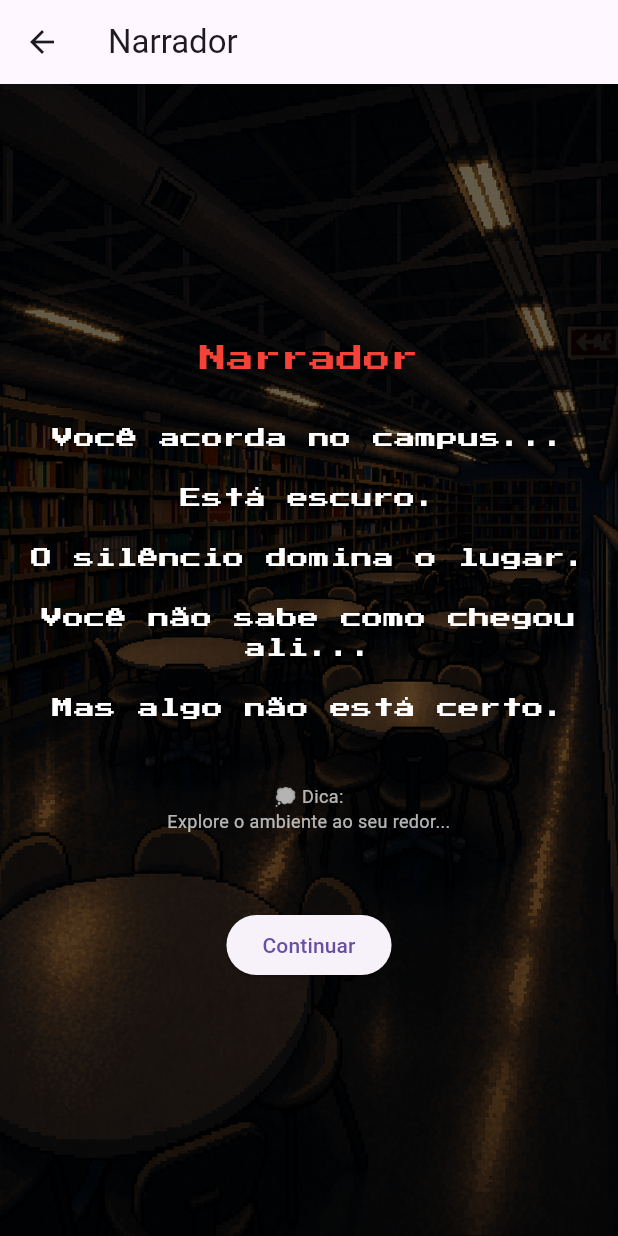
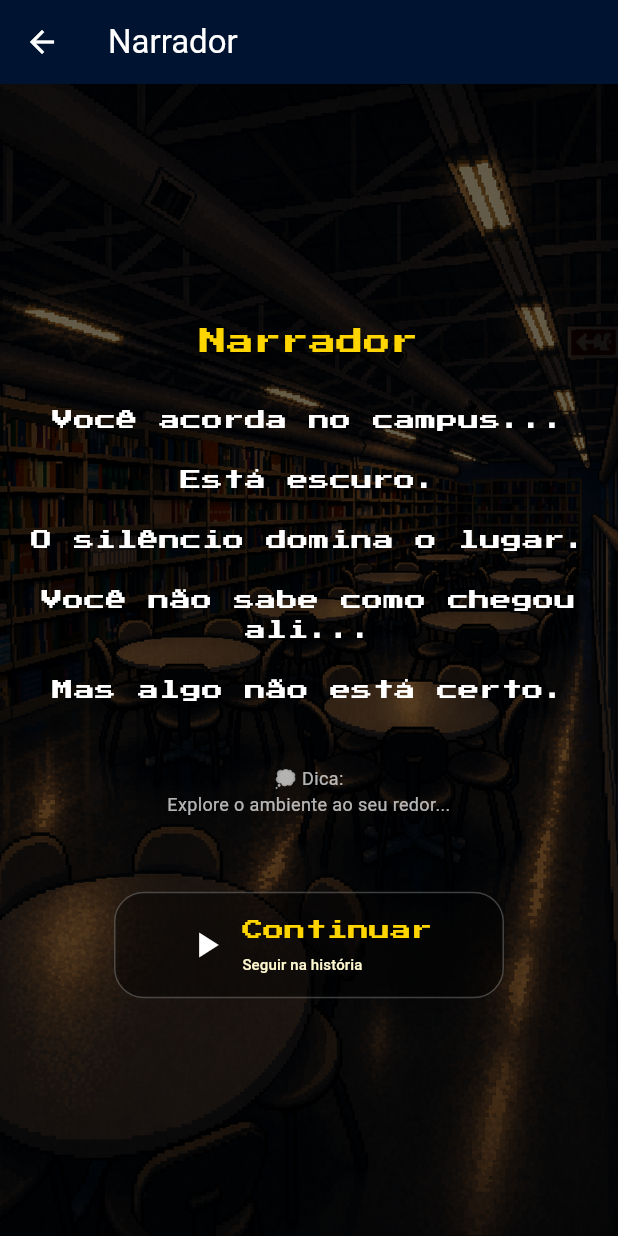
Before and after one commit to anadiasxavier/Projeto-Integrador03, a Flutter app: the ExplorationScreen screen opened directly, after a tap on "Biblioteca", on a phone screen of 412 x 824 dp. Run offline on Flutter 3.47's test engine with Material 3 defaults, Android fonts, the phone set to English and light mode, and no system bars.

Commit message:
algumas alterações em style

```diff
--- a/lib/screens/game/arena_screen.dart
+++ b/lib/screens/game/arena_screen.dart
@@ -7,7 +7,11 @@ class ArenaScreen extends StatelessWidget {
   @override
   Widget build(BuildContext context) {
     return Scaffold(
-      appBar: AppBar(title: const Text("Arena Gamer")),
+      appBar: AppBar(
+      title: const Text("Arena Gamer"),
+      backgroundColor: const Color.fromARGB(255, 0, 19, 48), // azul escuro
+      foregroundColor: Colors.white, // texto + ícone branco
+       ),
 
       body: Background(
         imagem: "assets/arena.png",
--- a/lib/screens/game/biblioteca_screen.dart
+++ b/lib/screens/game/biblioteca_screen.dart
@@ -8,8 +8,10 @@ class BibliotecaScreen extends StatelessWidget {
   Widget build(BuildContext context) {
     return Scaffold(
       appBar: AppBar(
-        title: const Text("Biblioteca"),
-      ),
+      title: const Text("Biblioteca"),
+      backgroundColor: const Color.fromARGB(255, 0, 19, 48), // azul escuro
+      foregroundColor: Colors.white, // texto + ícone branco
+       ),
 
       body: Background(
         imagem: "assets/biblioteca.png",
--- a/lib/screens/game/exploration_screen.dart
+++ b/lib/screens/game/exploration_screen.dart
@@ -17,9 +17,10 @@ class ExplorationScreen extends StatelessWidget {
       // widget de estrutura básica da tela
       // estrutura básica da tela
       appBar: AppBar(
-        // barra de navegação superior
-        title: const Text("Exploração do Campus"),
-      ), // barra de navegação com título
+      title: const Text("Exploração do Campus"),
+      backgroundColor: const Color.fromARGB(255, 0, 19, 48), // azul escuro
+      foregroundColor: Colors.white, // texto + ícone branco
+       ),
 
       body: Background(
         imagem: "assets/puc.png",
--- a/lib/screens/game/manacas_screen.dart
+++ b/lib/screens/game/manacas_screen.dart
@@ -7,7 +7,11 @@ class ManacasScreen extends StatelessWidget {
   @override
   Widget build(BuildContext context) {
     return Scaffold(
-      appBar: AppBar(title: const Text("Manacás")),
+      appBar: AppBar(
+      title: const Text("Manacás"),
+      backgroundColor: const Color.fromARGB(255, 0, 19, 48), // azul escuro
+      foregroundColor: Colors.white, // texto + ícone branco
+       ),
 
       body: Background(
         imagem: "assets/puc.png",
--- a/lib/screens/game/mescla_screen.dart
+++ b/lib/screens/game/mescla_screen.dart
@@ -8,9 +8,10 @@ class MesclaScreen extends StatelessWidget {
   Widget build(BuildContext context) {
     return Scaffold(
       appBar: AppBar(
-        title: const Text("Mescla"),
-      ),
-
+      title: const Text("Mescla"),
+      backgroundColor: const Color.fromARGB(255, 0, 19, 48), // azul escuro
+      foregroundColor: Colors.white, // texto + ícone branco
+       ),
       body: Background(
         imagem: "assets/puc.png",
         child: Center(
--- a/lib/screens/game/narrador_screen.dart
+++ b/lib/screens/game/narrador_screen.dart
@@ -15,8 +15,10 @@ class NarradorScreen extends StatelessWidget {
   Widget build(BuildContext context) {
     return Scaffold( // estrutura básica da tela
 
-    appBar: AppBar( // barra de navegação, botão de voltar
-        title: const Text("Narrador"), // título da barra
+     appBar: AppBar(
+      title: const Text("Narrador"),
+      backgroundColor: const Color.fromARGB(255, 0, 19, 48), // azul escuro
+      foregroundColor: Colors.white, // texto + ícone branco
        ),
 
       body: Background(
@@ -32,7 +34,7 @@ class NarradorScreen extends StatelessWidget {
                 const Text(
                   "Narrador",
                   style: TextStyle(
-                    color: Colors.red,
+                    color:  Color.fromARGB(255, 255, 213, 0),
                     fontSize: 18,
                     fontFamily: 'PressStart2P',
                   ),
@@ -63,7 +65,10 @@ class NarradorScreen extends StatelessWidget {
 
                 const SizedBox(height: 50),
 
-                ElevatedButton(
+                //Botão para avançar para a próxima tela
+               SizedBox(
+                width: 260,
+                child: ElevatedButton(
                   onPressed: () {
                     Navigator.pushReplacement(
                       context,
@@ -72,9 +77,49 @@ class NarradorScreen extends StatelessWidget {
                       ),
                     );
                   },
-                  child: const Text("Continuar"),
+                  style: ElevatedButton.styleFrom(
+                    backgroundColor: Colors.transparent,
+                    shadowColor: Colors.transparent,
+                    padding: EdgeInsets.zero,
                   ),
-
+                  child: Container(
+                    padding: const EdgeInsets.all(15),
+                    decoration: BoxDecoration(
+                      color: Colors.black.withOpacity(0.4),
+                      borderRadius: BorderRadius.circular(20),
+                      border: Border.all(color: Colors.white24),
+                    ),
+                    child: Row(
+                      mainAxisAlignment: MainAxisAlignment.center,
+                      children: [
+                        const Icon(Icons.play_arrow, color: Colors.white, size: 28),
+                        const SizedBox(width: 10),
+                        Column(
+                          crossAxisAlignment: CrossAxisAlignment.start,
+                          children: const [
+                            Text(
+                              "Continuar",
+                              style: TextStyle(
+                                fontSize: 14,
+                                color: Color.fromARGB(255, 255, 213, 0),
+                                fontFamily: 'PressStart2P',
+                              ),
+                            ),
+                            SizedBox(height: 5),
+                            Text(
+                              "Seguir na história",
+                              style: TextStyle(
+                                fontSize: 10,
+                                color: Color.fromARGB(255, 255, 249, 208),
+                              ),
+                            ),
+                          ],
+                        ),
+                      ],
+                    ),
+                  ),
+                ),
+              )
               ],
             ),
           ),
--- a/lib/screens/game/praca_screen.dart
+++ b/lib/screens/game/praca_screen.dart
@@ -8,11 +8,13 @@ class PracaScreen extends StatelessWidget {
   Widget build(BuildContext context) {
     return Scaffold(
       appBar: AppBar(
-        title: const Text("Praça de Alimentação"),
-      ),
+      title: const Text("Praça de Alimentação"),
+      backgroundColor: const Color.fromARGB(255, 0, 19, 48), // azul escuro
+      foregroundColor: Colors.white, // texto + ícone branco
+       ),
 
       body: Background(
-        imagem: "assets/puc.png",
+        imagem: "assets/praca.png",
         child: Center(
           child: Column(
             mainAxisAlignment: MainAxisAlignment.center,
--- a/pubspec.yaml
+++ b/pubspec.yaml
@@ -60,6 +60,7 @@ flutter:
     - assets/personagemfeminina.png
     - assets/arena.png
     - assets/biblioteca.png
+    - assets/praca.png
 
   fonts:
     - family: PressStart2P
```
Also changed, not shown: assets/praca.png (added), pubspec.lock. Lines whose indentation alone changed are shown as unchanged.
